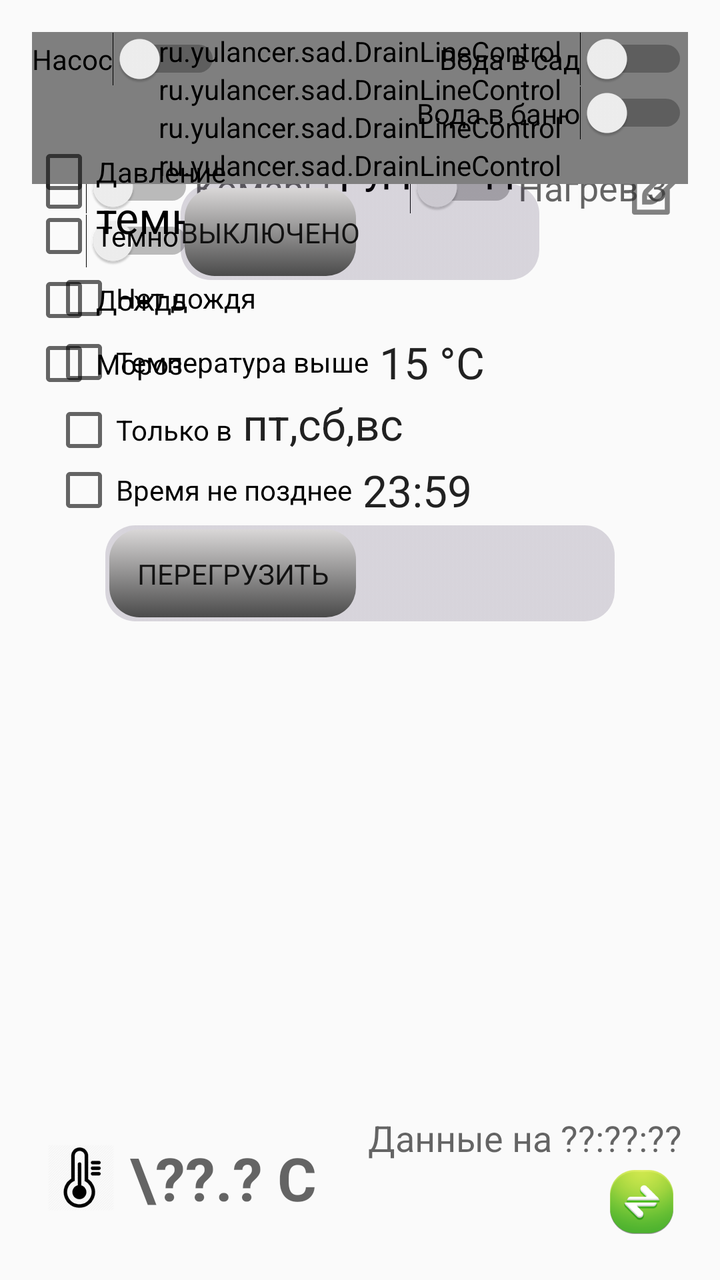
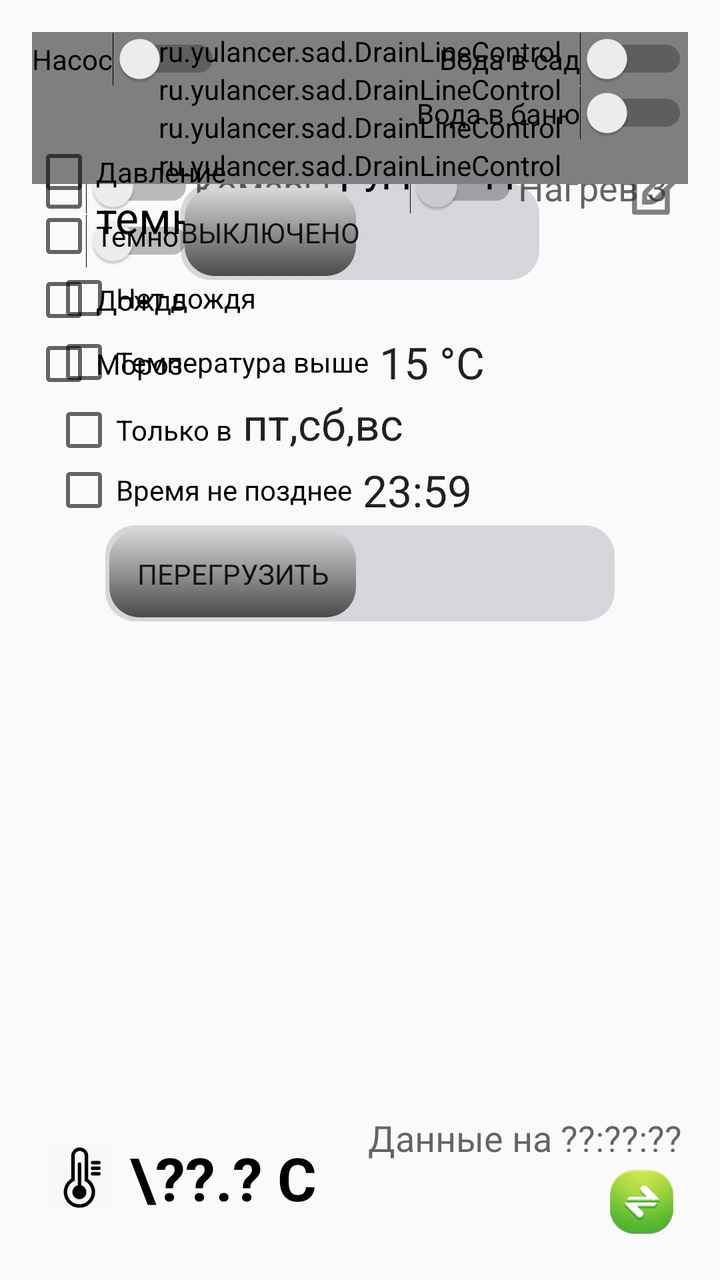

Before-and-after screenshots of an Android layout around one commit, followed by the original layout XML and the change that was made.
<!-- AndroidManifest.xml: activity theme AppTheme -->
<!-- res/layout/activity_main.xml -->
<?xml version="1.0" encoding="utf-8"?>
<LinearLayout xmlns:android="http://schemas.android.com/apk/res/android"
    xmlns:tools="http://schemas.android.com/tools"
    xmlns:yulancer="http://schemas.android.com/apk/res-auto"
    android:layout_width="match_parent"
    android:layout_height="match_parent"
    android:orientation="vertical"
    android:paddingBottom="@dimen/activity_vertical_margin"
    android:paddingLeft="@dimen/activity_horizontal_margin"
    android:paddingRight="@dimen/activity_horizontal_margin"
    android:paddingTop="@dimen/activity_vertical_margin"
    tools:context="ru.yulancer.sad.MainActivity">

    <TabHost
        android:id="@+id/tabhost"
        android:layout_width="match_parent"
        android:layout_height="0dp"
        android:layout_weight="1">

        <LinearLayout
            android:layout_width="match_parent"
            android:layout_height="match_parent"
            android:orientation="vertical">

            <TabWidget
                android:id="@android:id/tabs"
                android:layout_width="match_parent"
                android:layout_height="wrap_content"></TabWidget>

            <FrameLayout
                android:id="@android:id/tabcontent"
                android:layout_width="match_parent"
                android:layout_height="match_parent">

                <LinearLayout
                    android:id="@+id/layoutSettings"
                    android:layout_width="match_parent"
                    android:layout_height="match_parent"
                    android:gravity="center_vertical"
                    android:orientation="vertical">

                    <LinearLayout
                        android:layout_width="match_parent"
                        android:layout_height="wrap_content"
                        android:layout_marginTop="4dip"
                        android:gravity="center_horizontal"
                        android:orientation="horizontal">

                        <Switch
                            android:id="@+id/swReboot"
                            android:layout_width="wrap_content"
                            android:layout_height="wrap_content"
                            android:layout_centerInParent="true"
                            android:layout_gravity="center_horizontal"
                            android:showText="true"
                            android:textOff="Перегрузить"
                            android:textOn="Перегружается..."
                            android:thumb="@drawable/customswitchselector"
                            android:track="@drawable/custom_track" />

                    </LinearLayout>


                </LinearLayout>

                <LinearLayout
                    android:id="@+id/layoutLight"
                    android:layout_width="match_parent"
                    android:layout_height="match_parent"
                    android:orientation="horizontal"
                    android:paddingEnd="4dp"
                    android:paddingTop="10dp">

                    <LinearLayout
                        android:layout_width="0dp"
                        android:layout_height="match_parent"
                        android:layout_weight="1"
                        android:gravity="end"
                        android:orientation="vertical">

                        <LinearLayout
                            android:layout_width="match_parent"
                            android:layout_height="wrap_content"
                            android:gravity="center_vertical"
                            android:orientation="horizontal">

                            <LinearLayout
                                android:layout_width="0dp"
                                android:layout_height="wrap_content"
                                android:layout_weight="1"
                                android:gravity="end">

                                <Switch
                                    android:id="@+id/swPrLight"
                                    android:layout_width="wrap_content"
                                    android:layout_height="wrap_content"
                                    android:checked="false"
                                    android:text="" />
                            </LinearLayout>

                            <LinearLayout
                                android:layout_width="0dp"
                                android:layout_height="wrap_content"
                                android:layout_weight="1">

                                <TextView
                                    android:layout_width="wrap_content"
                                    android:layout_height="wrap_content"
                                    android:text="Свет"
                                    android:textAppearance="?android:attr/textAppearanceMedium" />
                            </LinearLayout>
                        </LinearLayout>

                        <LinearLayout
                            android:layout_width="match_parent"
                            android:layout_height="wrap_content"
                            android:gravity="center_vertical"
                            android:orientation="horizontal">

                            <LinearLayout
                                android:layout_width="0dp"
                                android:layout_height="wrap_content"
                                android:layout_weight="1"
                                android:gravity="end">

                                <Switch
                                    android:id="@+id/swPrLed"
                                    android:layout_width="wrap_content"
                                    android:layout_height="wrap_content"
                                    android:checked="false"
                                    android:text="" />
                            </LinearLayout>

                            <LinearLayout
                                android:layout_width="0dp"
                                android:layout_height="wrap_content"
                                android:layout_weight="1">

                                <TextView
                                    android:layout_width="wrap_content"
                                    android:layout_height="wrap_content"
                                    android:text="Лента"
                                    android:textAppearance="?android:attr/textAppearanceMedium" />
                            </LinearLayout>
                        </LinearLayout>

                        <LinearLayout
                            android:layout_width="match_parent"
                            android:layout_height="wrap_content"
                            android:gravity="center_vertical"
                            android:orientation="horizontal">

                            <LinearLayout
                                android:layout_width="0dp"
                                android:layout_height="wrap_content"
                                android:layout_weight="1"
                                android:gravity="end">

                                <Switch
                                    android:id="@+id/swPrMosquito"
                                    android:layout_width="wrap_content"
                                    android:layout_height="wrap_content"
                                    android:checked="false"
                                    android:text="" />

                            </LinearLayout>

                            <LinearLayout
                                android:layout_width="0dp"
                                android:layout_height="wrap_content"
                                android:layout_weight="1">

                                <TextView
                                    android:layout_width="wrap_content"
                                    android:layout_height="wrap_content"
                                    android:text="Комары"
                                    android:textAppearance="?android:attr/textAppearanceMedium" />
                            </LinearLayout>
                        </LinearLayout>

                        <LinearLayout
                            android:layout_width="match_parent"
                            android:layout_height="wrap_content"
                            android:gravity="center_vertical"
                            android:orientation="horizontal">

                            <LinearLayout
                                android:layout_width="0dp"
                                android:layout_height="wrap_content"
                                android:layout_weight="1"
                                android:gravity="end">

                                <Switch
                                    android:id="@+id/swPrPath"
                                    android:layout_width="wrap_content"
                                    android:layout_height="wrap_content"
                                    android:checked="false"
                                    android:text="" />
                            </LinearLayout>

                            <LinearLayout
                                android:layout_width="0dp"
                                android:layout_height="wrap_content"
                                android:layout_weight="1">

                                <TextView
                                    android:layout_width="wrap_content"
                                    android:layout_height="wrap_content"
                                    android:text="Дорожка"
                                    android:textAppearance="?android:attr/textAppearanceMedium" />
                            </LinearLayout>
                        </LinearLayout>


                    </LinearLayout>

                    <LinearLayout
                        android:layout_width="0dp"
                        android:layout_height="match_parent"
                        android:layout_weight="1"
                        android:gravity="end"
                        android:orientation="vertical">

                        <LinearLayout
                            android:layout_width="match_parent"
                            android:layout_height="wrap_content"
                            android:gravity="center_vertical"
                            android:orientation="horizontal">

                            <LinearLayout
                                android:layout_width="0dp"
                                android:layout_height="wrap_content"
                                android:layout_weight="1"
                                android:gravity="end">

                                <Switch
                                    android:id="@+id/swPrHeat1"
                                    android:layout_width="wrap_content"
                                    android:layout_height="wrap_content"
                                    android:checked="false"
                                    android:text="" />
                            </LinearLayout>

                            <LinearLayout
                                android:layout_width="0dp"
                                android:layout_height="wrap_content"
                                android:layout_weight="1">

                                <TextView
                                    android:layout_width="wrap_content"
                                    android:layout_height="wrap_content"
                                    android:text="Нагрев 1"
                                    android:textAppearance="?android:attr/textAppearanceMedium" />
                            </LinearLayout>
                        </LinearLayout>

                        <LinearLayout
                            android:layout_width="match_parent"
                            android:layout_height="wrap_content"
                            android:gravity="center_vertical"
                            android:orientation="horizontal">

                            <LinearLayout
                                android:layout_width="0dp"
                                android:layout_height="wrap_content"
                                android:layout_weight="1"
                                android:gravity="end">

                                <Switch
                                    android:id="@+id/swPrHeat2"
                                    android:layout_width="wrap_content"
                                    android:layout_height="wrap_content"
                                    android:checked="false"
                                    android:text="" />
                            </LinearLayout>

                            <LinearLayout
                                android:layout_width="0dp"
                                android:layout_height="wrap_content"
                                android:layout_weight="1">

                                <TextView
                                    android:layout_width="wrap_content"
                                    android:layout_height="wrap_content"
                                    android:text="Нагрев 2"
                                    android:textAppearance="?android:attr/textAppearanceMedium" />
                            </LinearLayout>
                        </LinearLayout>

                        <LinearLayout
                            android:layout_width="match_parent"
                            android:layout_height="wrap_content"
                            android:gravity="center_vertical"
                            android:orientation="horizontal">

                            <LinearLayout
                                android:layout_width="0dp"
                                android:layout_height="wrap_content"
                                android:layout_weight="1"
                                android:gravity="end">

                                <Switch
                                    android:id="@+id/swPrHeat3"
                                    android:layout_width="wrap_content"
                                    android:layout_height="wrap_content"
                                    android:checked="false"
                                    android:text="" />
                            </LinearLayout>

                            <LinearLayout
                                android:layout_width="0dp"
                                android:layout_height="wrap_content"
                                android:layout_weight="1">

                                <TextView
                                    android:layout_width="wrap_content"
                                    android:layout_height="wrap_content"
                                    android:text="Нагрев 3"
                                    android:textAppearance="?android:attr/textAppearanceMedium" />
                            </LinearLayout>
                        </LinearLayout>

                    </LinearLayout>
                </LinearLayout>

                <LinearLayout
                    android:id="@+id/layoutPond"
                    android:layout_width="match_parent"
                    android:layout_height="match_parent"
                    android:orientation="vertical">

                    <LinearLayout
                        android:layout_width="match_parent"
                        android:layout_height="wrap_content"
                        android:layout_marginTop="4dip"
                        android:gravity="center_horizontal"
                        android:orientation="horizontal">

                        <Switch
                            android:id="@+id/swPond"
                            android:layout_width="wrap_content"
                            android:layout_height="wrap_content"
                            android:layout_centerInParent="true"
                            android:layout_gravity="center_horizontal"
                            android:showText="true"
                            android:textOff="Выключено"
                            android:textOn="Включено"
                            android:thumb="@drawable/customswitchselector"
                            android:track="@drawable/custom_track" />

                    </LinearLayout>

                    <LinearLayout
                        android:layout_width="match_parent"
                        android:layout_height="wrap_content"
                        android:orientation="vertical">

                        <LinearLayout
                            android:layout_width="match_parent"
                            android:layout_height="wrap_content"
                            android:gravity="center_vertical"
                            android:orientation="horizontal">

                            <CheckBox
                                android:id="@+id/cbTurnOnPondAuto"
                                android:layout_width="0dp"
                                android:layout_height="wrap_content"
                                android:layout_weight="1"
                                android:clickable="false"
                                android:text="Включить пруд когда темно, если:"
                                android:textAppearance="?android:attr/textAppearanceLarge" />

                            <ImageButton
                                android:id="@+id/ibTurnOnPondAutoSettings"
                                style="?android:attr/buttonStyleSmall"
                                android:layout_width="32dip"
                                android:layout_height="32dip"
                                android:background="@drawable/ic_action_edit"
                                android:contentDescription="Edit"
                                android:text="Edit" />
                        </LinearLayout>

                        <LinearLayout
                            android:layout_width="match_parent"
                            android:layout_height="wrap_content"
                            android:orientation="vertical"
                            android:padding="10dp">

                            <CheckBox
                                android:id="@+id/cbTurnOnPondIfNoRain"
                                android:layout_width="wrap_content"
                                android:layout_height="wrap_content"
                                android:clickable="false"
                                android:text="Нет дождя" />

                            <LinearLayout
                                android:layout_width="match_parent"
                                android:layout_height="wrap_content"
                                android:gravity="center_vertical"
                                android:orientation="horizontal">

                                <CheckBox
                                    android:id="@+id/cbTurnOnPondIfWarm"
                                    android:layout_width="wrap_content"
                                    android:layout_height="wrap_content"
                                    android:clickable="false"
                                    android:text="Температура выше" />

                                <TextView
                                    android:id="@+id/tvTurnOnPondIfWarm"
                                    android:layout_width="wrap_content"
                                    android:layout_height="wrap_content"
                                    android:text=" 15 °C"
                                    android:textAppearance="?android:attr/textAppearanceLarge" />

                            </LinearLayout>

                            <LinearLayout
                                android:layout_width="match_parent"
                                android:layout_height="wrap_content"
                                android:orientation="horizontal">

                                <CheckBox
                                    android:id="@+id/cbTurnOnPondIfWeekdays"
                                    android:layout_width="wrap_content"
                                    android:layout_height="wrap_content"
                                    android:layout_marginEnd="5dp"
                                    android:clickable="false"
                                    android:text="Только в" />

                                <TextView
                                    android:id="@+id/tvTurnOnPondIfWeekdays"
                                    android:layout_width="0dp"
                                    android:layout_height="wrap_content"
                                    android:layout_weight="1"
                                    android:text="пт,сб,вс"
                                    android:textAppearance="?android:attr/textAppearanceLarge" />

                            </LinearLayout>

                            <LinearLayout
                                android:layout_width="match_parent"
                                android:layout_height="wrap_content"
                                android:gravity="center_vertical"
                                android:orientation="horizontal">

                                <CheckBox
                                    android:id="@+id/cbTurnOnPondIfTimeLessThan"
                                    android:layout_width="wrap_content"
                                    android:layout_height="wrap_content"
                                    android:clickable="false"
                                    android:text="Время не позднее" />

                                <TextView
                                    android:id="@+id/tvTurnOnPondIfTimeLessThan"
                                    android:layout_width="wrap_content"
                                    android:layout_height="wrap_content"
                                    android:text=" 23:59"
                                    android:textAppearance="?android:attr/textAppearanceLarge" />


                            </LinearLayout>

                        </LinearLayout>

                    </LinearLayout>

                </LinearLayout>

                <LinearLayout
                    android:id="@+id/layoutSchedule"
                    android:layout_width="match_parent"
                    android:layout_height="match_parent"
                    android:orientation="vertical">

                    <LinearLayout
                        android:layout_width="match_parent"
                        android:layout_height="wrap_content"
                        android:orientation="horizontal">

                        <ImageButton
                            android:id="@+id/ibScheduleRefresh"
                            android:layout_width="wrap_content"
                            android:layout_height="wrap_content"
                            android:src="@drawable/ic_refresh" />
                    </LinearLayout>

                    <ListView
                        android:id="@+id/lvSchedule"
                        android:layout_width="match_parent"
                        android:layout_height="wrap_content" />

                </LinearLayout>

                <LinearLayout
                    android:id="@+id/layoutDrain"
                    android:layout_width="match_parent"
                    android:layout_height="match_parent"
                    android:orientation="vertical">


                    <ru.yulancer.sad.DrainLineControl
                        android:id="@+id/drain1"
                        android:layout_width="match_parent"
                        android:layout_height="wrap_content"
                        yulancer:lineNumber="1"
                        yulancer:lineTitle="Баня" />

                    <ru.yulancer.sad.DrainLineControl
                        android:id="@+id/drain2"
                        android:layout_width="match_parent"
                        android:layout_height="wrap_content"
                        yulancer:lineNumber="2"
                        yulancer:lineTitle="Поле" />

                    <ru.yulancer.sad.DrainLineControl
                        android:id="@+id/drain3"
                        android:layout_width="match_parent"
                        android:layout_height="wrap_content"
                        yulancer:lineNumber="3"
                        yulancer:lineTitle="Сад" />

                    <ru.yulancer.sad.DrainLineControl
                        android:id="@+id/drain4"
                        android:layout_width="match_parent"
                        android:layout_height="wrap_content"
                        yulancer:lineNumber="4"
                        yulancer:lineTitle="Клумба" />

                    <Switch
                        android:id="@+id/swAutoDrain"
                        android:layout_width="wrap_content"
                        android:layout_height="wrap_content"
                        android:layout_centerInParent="true"
                        android:layout_gravity="center_horizontal"
                        android:showText="true"
                        android:textOff="Выключено"
                        android:textOn="Включено"
                        android:thumb="@drawable/customswitchselector"
                        android:track="@drawable/custom_track" />
                </LinearLayout>

                <RelativeLayout
                    android:id="@+id/layoutWater"
                    android:layout_width="match_parent"
                    android:layout_height="match_parent"
                    android:orientation="vertical">


                    <Switch
                        android:id="@+id/swPump"
                        android:layout_width="wrap_content"
                        android:layout_height="wrap_content"
                        android:layout_alignParentStart="true"
                        android:layout_alignParentTop="true"
                        android:checked="false"
                        android:text="Насос" />

                    <Switch
                        android:id="@+id/swGardenWater"
                        android:layout_width="wrap_content"
                        android:layout_height="wrap_content"
                        android:layout_alignParentEnd="true"
                        android:layout_alignParentTop="true"
                        android:checked="false"
                        android:text="Вода в сад" />

                    <Switch
                        android:id="@+id/swSaunaWater"
                        android:layout_width="wrap_content"
                        android:layout_height="wrap_content"
                        android:layout_alignParentEnd="true"
                        android:layout_below="@+id/swGardenWater"
                        android:checked="false"
                        android:text="Вода в баню" />


                    <CheckBox
                        android:id="@+id/cbPressure"
                        android:layout_width="wrap_content"
                        android:layout_height="wrap_content"
                        android:layout_alignParentStart="true"
                        android:layout_below="@id/swSaunaWater"
                        android:checked="false"
                        android:clickable="false"
                        android:text="Давление" />

                    <CheckBox
                        android:id="@+id/cbIsNight"
                        android:layout_width="wrap_content"
                        android:layout_height="wrap_content"
                        android:layout_alignParentStart="true"
                        android:layout_below="@+id/cbPressure"
                        android:checked="false"
                        android:clickable="false"
                        android:text="Темно" />

                    <CheckBox
                        android:id="@+id/cbIsRain"
                        android:layout_width="wrap_content"
                        android:layout_height="wrap_content"
                        android:layout_alignParentStart="true"
                        android:layout_below="@+id/cbIsNight"
                        android:checked="false"
                        android:clickable="false"
                        android:text="Дождь" />

                    <CheckBox
                        android:id="@+id/cbIsFrost"
                        android:layout_width="wrap_content"
                        android:layout_height="wrap_content"
                        android:layout_alignParentStart="true"
                        android:layout_below="@+id/cbIsRain"
                        android:checked="false"
                        android:clickable="false"
                        android:text="Мороз" />
                </RelativeLayout>


            </FrameLayout>
        </LinearLayout>
    </TabHost>

    <LinearLayout
        android:layout_width="match_parent"
        android:layout_height="wrap_content"
        android:orientation="vertical">

        <TextView
            android:id="@+id/tvException"
            android:layout_width="wrap_content"
            android:layout_height="wrap_content"
            android:visibility="gone" />
    </LinearLayout>

    <LinearLayout
        android:layout_width="match_parent"
        android:layout_height="wrap_content"
        android:baselineAligned="false"
        android:orientation="horizontal">


        <LinearLayout
            android:layout_width="wrap_content"
            android:layout_height="wrap_content"
            android:layout_gravity="center_vertical"
            android:gravity="center_vertical"
            android:orientation="horizontal">


            <ImageView
                android:id="@+id/imageView"
                android:layout_width="wrap_content"
                android:layout_height="wrap_content"
                android:src="@drawable/ic_thermo" />

            <TextView
                android:id="@+id/tvAirTemp"
                android:layout_width="wrap_content"
                android:layout_height="wrap_content"
                android:text="\??.? С"
                android:textAppearance="?android:attr/textAppearanceMedium"
                android:textColor="@color/abc_input_method_navigation_guard"
                android:textIsSelectable="true"
                android:textSize="30dp"
                android:textStyle="bold" />
        </LinearLayout>

        <LinearLayout
            android:layout_width="wrap_content"
            android:layout_height="wrap_content"
            android:layout_weight="1"
            android:gravity="center_horizontal|right"
            android:orientation="vertical"
            android:padding="3dp">

            <TextView
                android:id="@+id/tvLastSuccessfulQuery"
                android:layout_width="wrap_content"
                android:layout_height="wrap_content"
                android:layout_gravity="right|center"
                android:text="Данные на \??:\??:\??"
                android:textAppearance="?android:attr/textAppearanceMedium" />


            <FrameLayout
                android:layout_width="40dip"
                android:layout_height="40dip">

                <ImageView
                    android:id="@+id/ivConnectStatus"
                    android:layout_width="32dip"
                    android:layout_height="32dip"
                    android:layout_gravity="center"
                    android:layout_margin="5dp"
                    android:contentDescription="connect"
                    android:src="@drawable/ic_connect" />

                <ProgressBar
                    android:id="@+id/progressBar"
                    android:layout_width="wrap_content"
                    android:layout_height="wrap_content"
                    android:layout_gravity="center"
                    android:visibility="gone" />
            </FrameLayout>

        </LinearLayout>

    </LinearLayout>

</LinearLayout>
<!-- resources referenced by this layout -->
<resources>
  <dimen name="activity_horizontal_margin">16dp</dimen>
  <dimen name="activity_vertical_margin">16dp</dimen>
  <!-- drawable custom_track (drawable) -->
  <?xml version="1.0" encoding="utf-8"?>
  <shape xmlns:android="http://schemas.android.com/apk/res/android"
  
      android:dither="true"
      android:shape="rectangle"
      android:useLevel="false"
      android:visible="true">
      <gradient
          android:angle="270"
          android:endColor="#27170432"
          android:startColor="#27170432" />
      <corners android:radius="15dp" />
      <size
          android:width="80dp"
          android:height="40dp" />
  </shape>
  <!-- drawable customswitchselector (drawable) -->
  <?xml version="1.0" encoding="utf-8"?>
  <selector xmlns:android="http://schemas.android.com/apk/res/android">
      <item android:state_checked="true">
          <shape
              android:shape="rectangle"
              android:visible="true"
              android:dither="true"
              android:useLevel="false">
              <gradient
                  android:startColor="#d2ffea00"
                  android:endColor="#fdff8400"
                  android:angle="270"/>
              <corners
                  android:radius="15dp"/>
              <size
                  android:width="48dp"
                  android:height="48dp" />
              <stroke
                  android:width="4dp"
                  android:color="#0000ffff"/>
          </shape>
      </item>
      <item android:state_checked="false">
          <shape
              android:shape="rectangle"
              android:visible="true"
              android:dither="true"
              android:useLevel="false">
              <gradient
                  android:startColor="#d9d7d7"
                  android:endColor="#4b4b4b"
                  android:angle="270"/>
              <corners
                  android:radius="15dp"/>
              <size
                  android:width="48dp"
                  android:height="48dp" />
              <stroke
                  android:width="4dp"
                  android:color="#0000ffff"/>
          </shape>
      </item>
  </selector>
  <!-- drawable ic_action_edit: png bitmap (drawable-hdpi, 1088 bytes) -->
  <!-- drawable ic_connect: png bitmap (drawable-hdpi, 3647 bytes) -->
  <!-- drawable ic_refresh: png bitmap (drawable-hdpi, 1931 bytes) -->
  <!-- drawable ic_thermo: png bitmap (drawable-hdpi, 3343 bytes) -->
  <style name="AppTheme" parent="Theme.AppCompat.Light.DarkActionBar">
          
          <item name="colorPrimary">@color/colorPrimary</item>
          <item name="colorPrimaryDark">@color/colorPrimaryDark</item>
          <item name="colorAccent">@color/colorAccent</item>
      </style>
  <color name="colorPrimary">#3F51B5</color>
  <color name="colorPrimaryDark">#303F9F</color>
  <color name="colorAccent">#FF4081</color>
</resources>

<!-- the commit's change to res/layout/activity_main.xml (unified diff, before → after) -->
@@ -660,7 +660,7 @@
                 android:layout_height="wrap_content"
                 android:text="\??.? С"
                 android:textAppearance="?android:attr/textAppearanceMedium"
-                android:textColor="@color/abc_input_method_navigation_guard"
+                android:textColor="@android:color/black"
                 android:textIsSelectable="true"
                 android:textSize="30dp"
                 android:textStyle="bold" />
